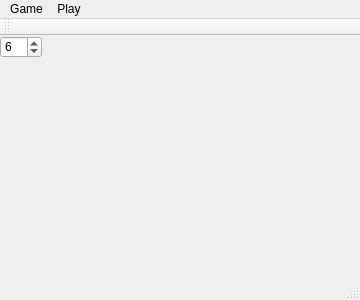
This is tower.ui in SandyZhao0806/TowerOfHanoi as Qt 5 draws it before an edit. The edited form follows.
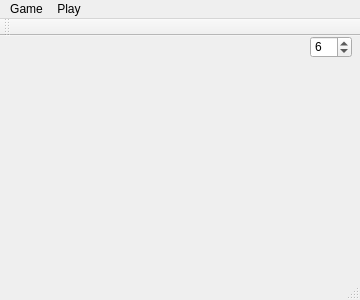
This is the edited form. Icons and pictures are not drawn.

What changed in the file:
```diff
--- a/tower.ui
+++ b/tower.ui
@@ -69,7 +69,7 @@
    <widget class="QSpinBox" name="spinBox">
     <property name="geometry">
      <rect>
-      <x>0</x>
+      <x>310</x>
       <y>0</y>
       <width>42</width>
       <height>22</height>
```
